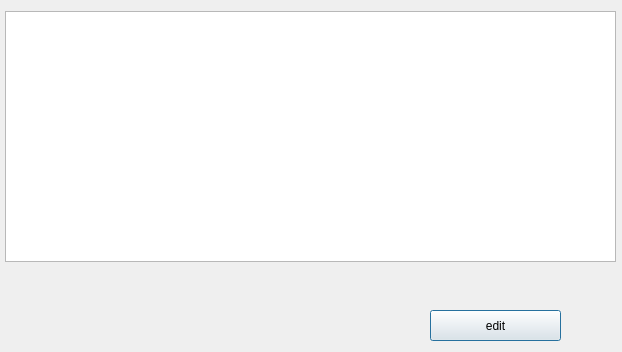
Old version of the form MyProj/editSeas.ui in the repository shahabbadihi/airport_managementt.
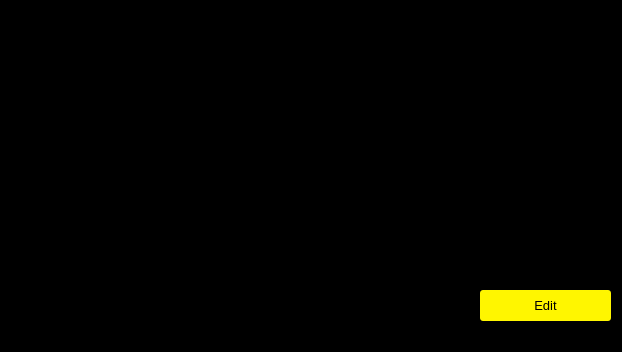
New version of the form.

Commit message: design EditSeats and attachTicket

```diff
--- a/MyProj/editSeas.ui
+++ b/MyProj/editSeas.ui
@@ -13,6 +13,43 @@
   <property name="windowTitle">
    <string>Dialog</string>
   </property>
+  <property name="styleSheet">
+   <string notr="true">* {
+	font-size: 10pt;
+}
+
+QDialog {
+	background-color: rgb(0, 0, 0);
+}
+
+QTableWidget {
+
+	color:  rgb(255, 246, 0);
+	background-color: rgb(0, 0, 0);
+    
+	border-color:  rgb(255, 246, 0);
+}
+
+QTableWidget::item {
+	border: 1px solid rgb(255, 246, 0);
+	selection-background-color: qlineargradient(x1: 0, y1: 0, x2: 0.5, y2: 0.5,
+                                stop: 0 #FF92BB, stop: 1 white);
+}
+
+QHeaderView::section {
+    background: rgb(255, 246, 0);
+}
+
+QPushButton {
+	
+	background-color:  rgb(255, 246, 0);
+	
+	color: black;
+	border-radius : 3px;
+	padding : 2px;
+}
+</string>
+  </property>
   <widget class="QTableWidget" name="seatChart">
    <property name="geometry">
     <rect>
@@ -26,14 +63,14 @@
   <widget class="QPushButton" name="pushButton">
    <property name="geometry">
     <rect>
-     <x>430</x>
-     <y>310</y>
+     <x>480</x>
+     <y>290</y>
      <width>131</width>
      <height>31</height>
     </rect>
    </property>
    <property name="text">
-    <string>edit</string>
+    <string>Edit</string>
    </property>
   </widget>
  </widget>
```
The commit also changes 1 other file.
